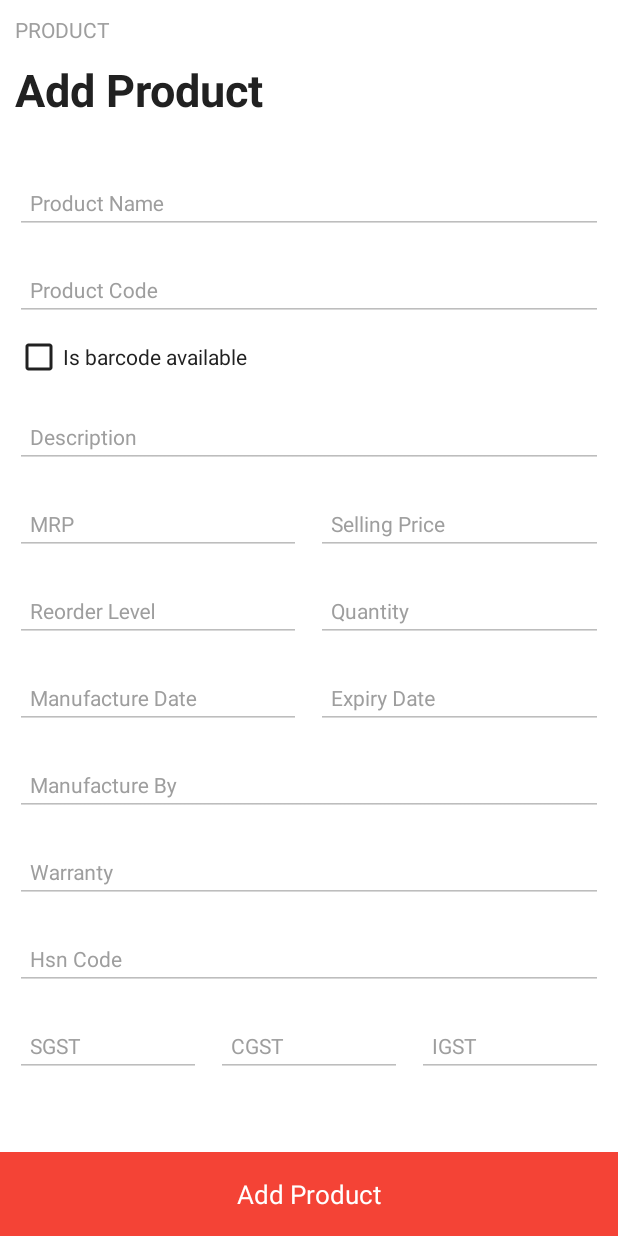
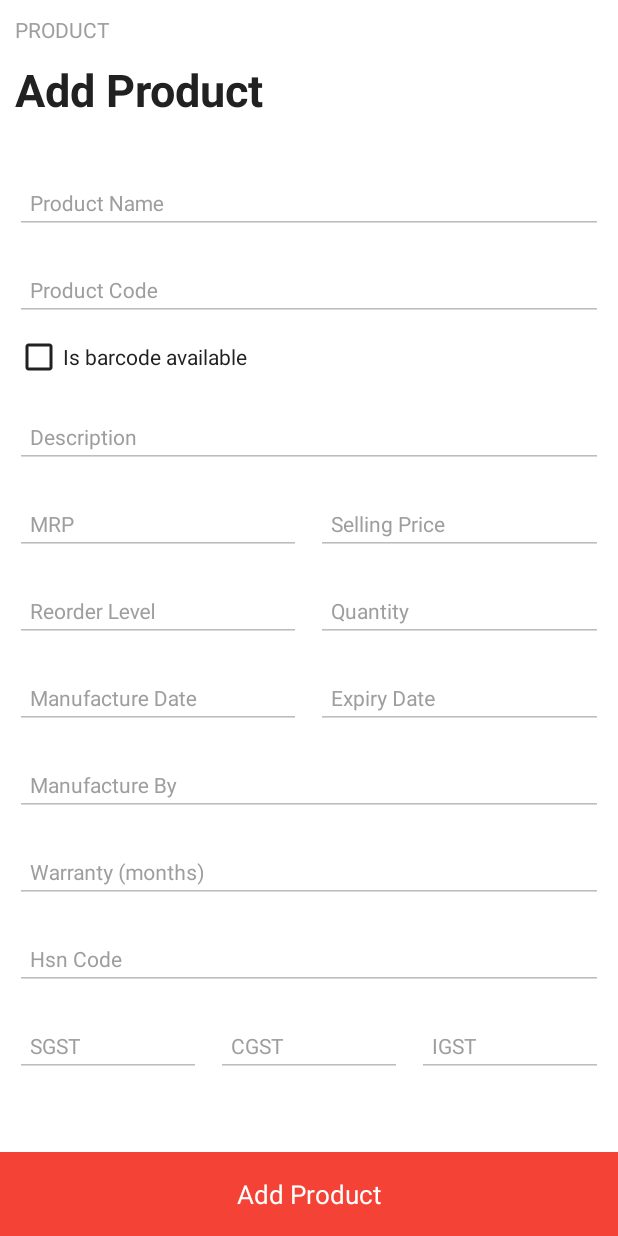
Before and after one commit to surajkrsingh01/shop, an Android app: the AddProductActivity screen opened directly, with no data from a screen before it, scrolled down 260 dp, on a phone screen of 412 x 824 dp. Run offline under Robolectric (Android 15) with nearby library versions, the light colour scheme and no system bars; our stand-ins replace Volley; pictures from the network do not load; 3 statements that could not run were skipped.

Commit message:
Commited By Vipin Dhama

```diff
--- a/app/src/main/java/com/shoppursshop/activities/AddProductActivity.java
+++ b/app/src/main/java/com/shoppursshop/activities/AddProductActivity.java
@@ -574,6 +574,11 @@ public class AddProductActivity extends BaseImageActivity {
             return;
         }
 
+        if(Float.parseFloat(mrp) < Float.parseFloat(sp)){
+            DialogAndToast.showDialog("Product enter Selling price less than MRP.",this);
+            return;
+        }
+
        if(cancel){
            focus.requestFocus();
            return;
--- a/app/src/main/java/com/shoppursshop/activities/settings/SettingActivity.java
+++ b/app/src/main/java/com/shoppursshop/activities/settings/SettingActivity.java
@@ -45,7 +45,7 @@ public class SettingActivity extends BaseActivity implements MyItemClickListener
         itemList.add("Store Categories");
         itemList.add("Store Sub Category");
         itemList.add("Add Products to Store");
-        itemList.add("Store Orders");
+        itemList.add("Orders to Shoppurs");
         itemList.add("Customer Orders");
         itemList.add("Store Sales");
         itemList.add("Store Offers");
@@ -87,7 +87,7 @@ public class SettingActivity extends BaseActivity implements MyItemClickListener
         }else if(name.equals("Add Products to Store")){
             Intent intent = new Intent(this, MyProductListActivity.class);
             startActivity(intent);
-        }else if(name.equals("Store Orders")){
+        }else if(name.equals("Orders to Shoppurs")){
             Intent intent = new Intent(this, MyOrdersActivity.class);
             intent.putExtra("flag","storeOrders");
             startActivity(intent);
--- a/app/src/main/java/com/shoppursshop/fragments/BankFragment.java
+++ b/app/src/main/java/com/shoppursshop/fragments/BankFragment.java
@@ -174,7 +174,7 @@ public class BankFragment extends NetworkBaseFragment {
 
         if(!TextUtils.isEmpty(sharedPreferences.getString(Constants.CHEQUE_IMAGE,""))){
             imageViewCheque.setVisibility(View.VISIBLE);
-            imageViewCamera.setVisibility(View.GONE);
+           // imageViewCamera.setVisibility(View.GONE);
             Glide.with(this)
                     .load(sharedPreferences.getString(Constants.CHEQUE_IMAGE,""))
                     .apply(requestOptions)
@@ -196,7 +196,7 @@ public class BankFragment extends NetworkBaseFragment {
     public void setImageBase64(String image,String imagePath){
         imageBase64 = image;
         imageViewCheque.setVisibility(View.VISIBLE);
-        imageViewCamera.setVisibility(View.GONE);
+        //imageViewCamera.setVisibility(View.GONE);
         Glide.with(this)
                 .load(imagePath)
                 .apply(requestOptions)
--- a/app/src/main/res/layout/content_add_product.xml
+++ b/app/src/main/res/layout/content_add_product.xml
@@ -583,7 +583,7 @@
                         android:hint="@string/sgst"
                         android:textColor="?attr/primaryTextColor"
                         android:textColorHint="?attr/secondaryTextColor"
-                        android:inputType="text"
+                        android:inputType="numberDecimal"
                         android:imeOptions="actionNext"
                         android:textSize="@dimen/edit_text_small_text_size"
                         android:paddingBottom="@dimen/edit_text_small_vertical_padding"
@@ -608,7 +608,7 @@
                         android:hint="@string/cgst"
                         android:textColor="?attr/primaryTextColor"
                         android:textColorHint="?attr/secondaryTextColor"
-                        android:inputType="text"
+                        android:inputType="numberDecimal"
                         android:imeOptions="actionNext"
                         android:textSize="@dimen/edit_text_small_text_size"
                         android:paddingBottom="@dimen/edit_text_small_vertical_padding"
@@ -633,7 +633,7 @@
                         android:hint="@string/igst"
                         android:textColor="?attr/primaryTextColor"
                         android:textColorHint="?attr/secondaryTextColor"
-                        android:inputType="text"
+                        android:inputType="numberDecimal"
                         android:imeOptions="actionNext"
                         android:textSize="@dimen/edit_text_small_text_size"
                         android:paddingBottom="@dimen/edit_text_small_vertical_padding"
--- a/app/src/main/res/layout/fragment_bank.xml
+++ b/app/src/main/res/layout/fragment_bank.xml
@@ -54,6 +54,7 @@
         <TextView
             android:id="@+id/image_upload_label"
             android:text="Upload Cheque Image"
+            android:visibility="gone"
             android:gravity="center_horizontal"
             android:layout_marginTop="8dp"
             android:textColor="?attr/primaryTextColor"
--- a/app/src/main/res/values/strings.xml
+++ b/app/src/main/res/values/strings.xml
@@ -107,7 +107,7 @@
     <string name="product_manufacture_date">Manufacture Date</string>
     <string name="product_expiry_date">Expiry Date</string>
     <string name="product_manufacture_by">Manufacture By</string>
-    <string name="product_warranty">Warranty</string>
+    <string name="product_warranty">Warranty (months)</string>
     <string name="cgst">CGST</string>
     <string name="igst">IGST</string>
     <string name="sgst">SGST</string>
```
Also changed, not shown: app/src/main/res/layout/bank_fragment_update.xml (+15 -12 lines).
